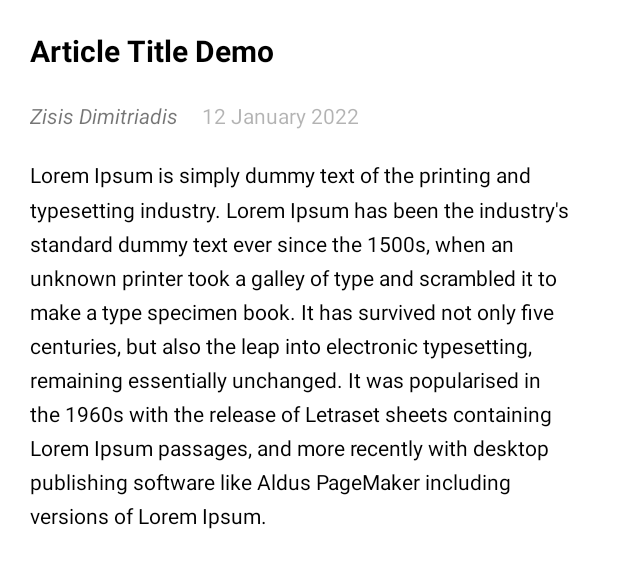
After one commit to ziselos/AndroidLessonsPart2, an Android app: the layout fragment_news_details.xml on its own in the app's theme, with its tools: preview values and no code run, on a phone screen of 412 x 824 dp. The commit adds this screen. Shown: the top 568 px of the screen. Run offline under Robolectric (Android 15) with nearby library versions, the phone set to English and light mode, and no system bars; network calls fail.

Commit message:
Add fragment for displaying news details

```diff
--- /dev/null
+++ b/app/src/main/res/layout/fragment_news_details.xml
@@ -0,0 +1,64 @@
+<?xml version="1.0" encoding="utf-8"?>
+<androidx.constraintlayout.widget.ConstraintLayout xmlns:android="http://schemas.android.com/apk/res/android"
+    android:layout_width="match_parent"
+    android:layout_height="match_parent"
+    android:background="@color/white"
+    xmlns:app="http://schemas.android.com/apk/res-auto"
+    xmlns:tools="http://schemas.android.com/tools">
+
+    <androidx.appcompat.widget.AppCompatTextView
+        android:id="@+id/title"
+        android:layout_width="match_parent"
+        android:layout_height="wrap_content"
+        android:layout_marginStart="@dimen/common_twenty_dp"
+        android:layout_marginTop="@dimen/common_twenty_dp"
+        android:layout_marginEnd="@dimen/common_twelve_dp"
+        android:textColor="@color/black"
+        android:textSize="@dimen/common_text_size_twenty"
+        android:textStyle="bold"
+        app:layout_constraintStart_toStartOf="parent"
+        app:layout_constraintTop_toTopOf="parent"
+        android:maxLines="2"
+        android:ellipsize="end"
+        tools:text="Article Title Demo"/>
+
+    <androidx.appcompat.widget.AppCompatTextView
+        android:id="@+id/author"
+        android:layout_width="wrap_content"
+        android:layout_height="wrap_content"
+        android:layout_marginTop="@dimen/common_twenty_dp"
+        app:layout_constraintStart_toStartOf="@+id/title"
+        app:layout_constraintTop_toBottomOf="@+id/title"
+        android:textStyle="italic"
+        android:textSize="@dimen/common_text_size_fourteen"
+        tools:text="Zisis Dimitriadis"/>
+
+    <androidx.appcompat.widget.AppCompatTextView
+        android:id="@+id/date"
+        android:layout_width="wrap_content"
+        android:layout_height="wrap_content"
+        android:textColor="@color/black"
+        android:alpha="0.3"
+        android:layout_marginStart="@dimen/common_sixteen_dp"
+        app:layout_constraintStart_toEndOf="@+id/author"
+        app:layout_constraintTop_toTopOf="@+id/author"
+        app:layout_constraintBottom_toBottomOf="@id/author"
+        tools:text="12 January 2022"/>
+
+    <androidx.appcompat.widget.AppCompatTextView
+        android:id="@+id/content"
+        android:layout_width="0dp"
+        android:layout_height="0dp"
+        android:textColor="@color/black"
+        android:textSize="@dimen/common_text_size_fourteen"
+        android:lineSpacingMultiplier="1.4"
+        android:layout_marginBottom="@dimen/common_twenty_dp"
+        android:layout_marginTop="@dimen/common_twenty_dp"
+        app:layout_constraintStart_toStartOf="@+id/title"
+        app:layout_constraintEnd_toEndOf="parent"
+        android:layout_marginEnd="@dimen/common_twenty_dp"
+        app:layout_constraintTop_toBottomOf="@+id/author"
+        app:layout_constraintBottom_toBottomOf="parent"
+        tools:text="Lorem Ipsum is simply dummy text of the printing and typesetting industry. Lorem Ipsum has been the industry's standard dummy text ever since the 1500s, when an unknown printer took a galley of type and scrambled it to make a type specimen book. It has survived not only five centuries, but also the leap into electronic typesetting, remaining essentially unchanged. It was popularised in the 1960s with the release of Letraset sheets containing Lorem Ipsum passages, and more recently with desktop publishing software like Aldus PageMaker including versions of Lorem Ipsum."/>
+
+</androidx.constraintlayout.widget.ConstraintLayout>
```
Also changed, not shown: app/src/main/java/com/example/androidlessonspart2/ui/activity/NewsByCategoryActivity.kt (+19 -4 lines), app/src/main/java/com/example/androidlessonspart2/ui/fragments/NewsDetailsFragment.kt (added, +56 -0 lines), app/src/main/res/layout/activity_news_by_category.xml (+11 -1 lines).
